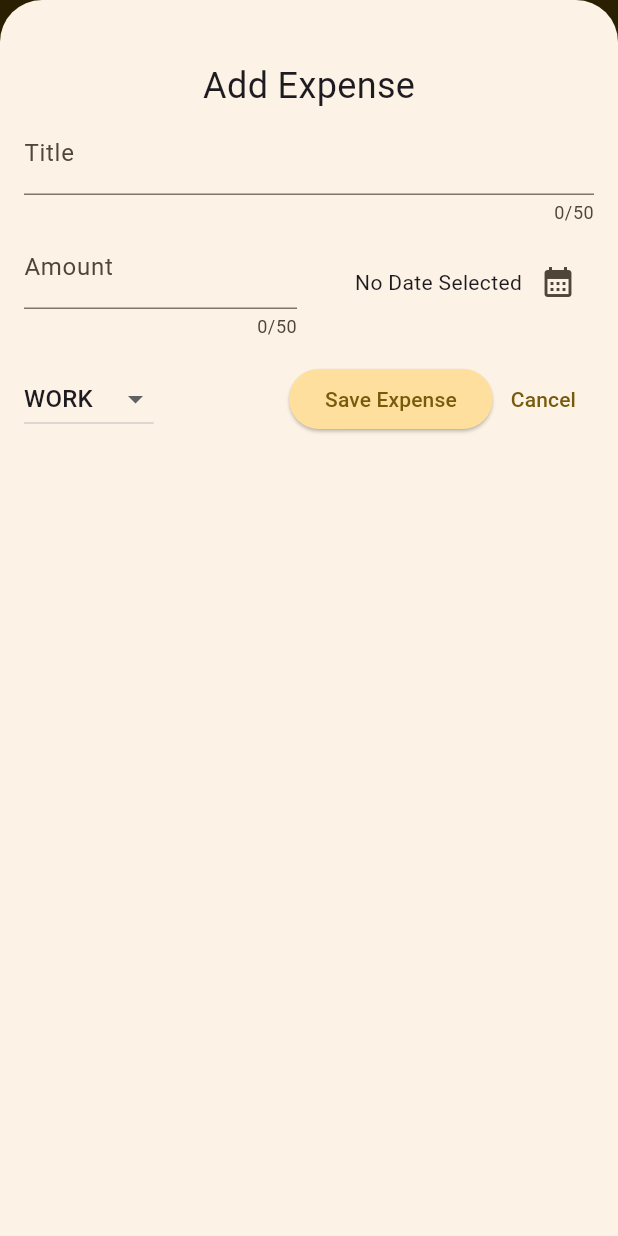
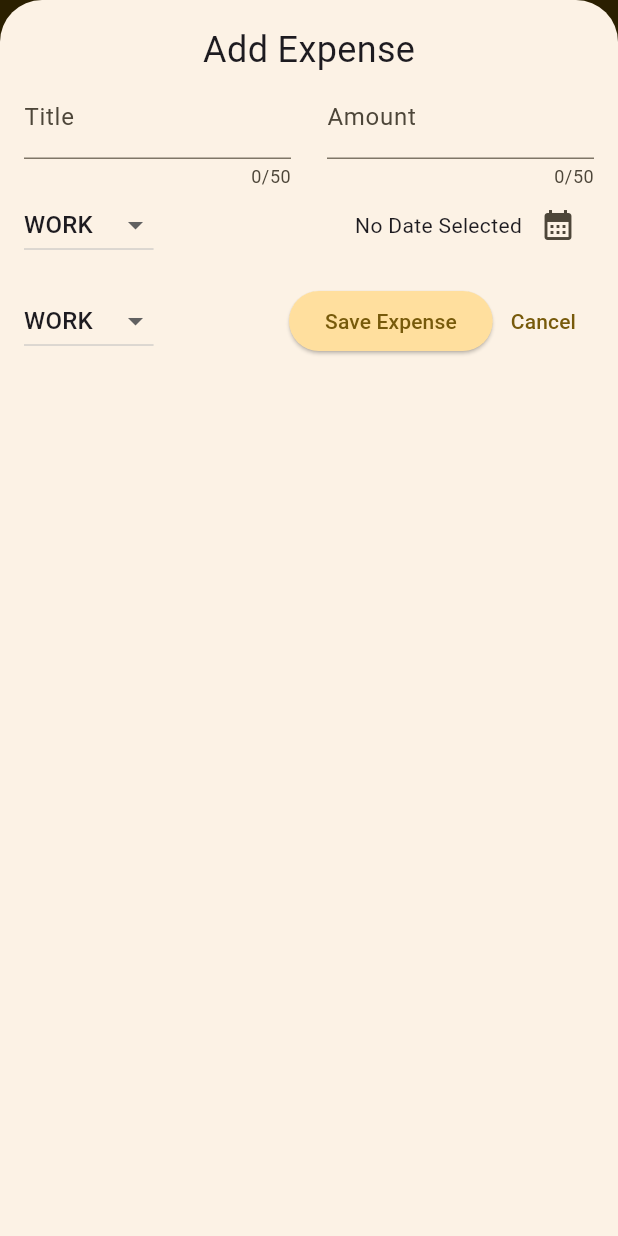
Before and after one commit to arashiaslan/expense-tracker-flutter, a Flutter app: the screen it shows after launch, after a tap on the "add" icon, on a phone screen of 412 x 824 dp. Run offline on Flutter 3.47's test engine with Material 3 defaults, Android fonts, the phone set to English and light mode, and no system bars.

Commit message:
responsive(havent clear)

```diff
--- a/lib/main.dart
+++ b/lib/main.dart
@@ -1,16 +1,16 @@
 import 'package:expense_tracker/widgets/expenses.dart';
 import 'package:flutter/material.dart';
-import 'package:flutter/services.dart';
+// import 'package:flutter/services.dart';
 
 var kColorScheme = ColorScheme.fromSeed(seedColor: Colors.amber);
 var kDarkColorScheme =
     ColorScheme.fromSeed(brightness: Brightness.dark, seedColor: Colors.amber);
 
 void main() {
-  WidgetsFlutterBinding.ensureInitialized();
-  SystemChrome.setPreferredOrientations([
-    DeviceOrientation.portraitUp,
-  ]).then((fn) {
+  // WidgetsFlutterBinding.ensureInitialized();
+  // SystemChrome.setPreferredOrientations([
+  //   DeviceOrientation.portraitUp,
+  // ]).then((fn) {
     runApp(MaterialApp(
       theme: ThemeData().copyWith(
           colorScheme: kColorScheme,
@@ -46,5 +46,5 @@ void main() {
       themeMode: ThemeMode.light,
       home: Expenses(),
     ));
-  });
+  // });
 }
--- a/lib/widgets/expenses.dart
+++ b/lib/widgets/expenses.dart
@@ -27,6 +27,7 @@ class _ExpensesState extends State<Expenses> {
 
   void _openAddExpenseOverlay() {
     showModalBottomSheet(
+        useSafeArea: true,
         isScrollControlled: true,
         context: context,
         builder: (ctx) => NewExpense(onAddExpense: _addExpense));
@@ -44,30 +45,30 @@ class _ExpensesState extends State<Expenses> {
       _registeredExpenses.remove(expense);
     });
     ScaffoldMessenger.of(context).clearSnackBars();
-    ScaffoldMessenger.of(context).showSnackBar(
-      SnackBar(
+    ScaffoldMessenger.of(context).showSnackBar(SnackBar(
       duration: const Duration(seconds: 3),
       content: const Text("Expense deleted!"),
-        action: SnackBarAction(label: 'Undo', onPressed: () {
+      action: SnackBarAction(
+          label: 'Undo',
+          onPressed: () {
             setState(() {
               _registeredExpenses.insert(expenseIndex, expense);
             });
           }),
-      )
-    );
+    ));
   }
 
   @override
   Widget build(BuildContext context) {
+    final width = MediaQuery.of(context).size.width;
 
     Widget mainContent = const Center(
-      child: const Text("No expenses found. Start adding some!"),
+      child: Text("No expenses found. Start adding some!"),
     );
 
     if (_registeredExpenses.isNotEmpty) {
       mainContent = ExpensesList(
-                  expenses: _registeredExpenses,
-                  onRemoveExpense: _removeExpense);
+          expenses: _registeredExpenses, onRemoveExpense: _removeExpense);
     }
 
     return Scaffold(
@@ -80,13 +81,18 @@ class _ExpensesState extends State<Expenses> {
             ),
           ],
         ),
-      body: Column(
+        body: width < 600
+            ? Column(
                 children: [
                   Chart(expenses: _registeredExpenses),
-          Expanded(
-              child: mainContent)
+                  Expanded(child: mainContent)
                 ],
-      ),
-    );
+              )
+            : Row(
+                children: [
+                  Expanded(child: Chart(expenses: _registeredExpenses)),
+                  Expanded(child: mainContent)
+                ],
+              ));
   }
 }
--- a/lib/widgets/new_expense.dart
+++ b/lib/widgets/new_expense.dart
@@ -51,12 +51,12 @@ class _NewExpenseState extends State<NewExpense> {
               ));
       return;
     }
-    widget.onAddExpense(Expense(
+    widget.onAddExpense(
+      Expense(
           title: _titleController.text,
           amount: enteredAmount,
           date: _selectedDate!,
-        category: _selectedCategory
-    ),
+          category: _selectedCategory),
     );
     Navigator.pop(context);
   }
@@ -68,17 +68,92 @@ class _NewExpenseState extends State<NewExpense> {
     super.dispose();
   }
 
+  @override
   Widget build(BuildContext context) {
-    return Padding(
-      padding: const EdgeInsets.fromLTRB(16, 40, 16, 16),
+    final keyboardSpace = MediaQuery.of(context).viewInsets.bottom;
+    return LayoutBuilder(builder: (ctx, constraints) {
+      final width = constraints.maxWidth;
+
+      return SizedBox(
+        height: double.infinity,
+        child: SingleChildScrollView(
+          child: Padding(
+            padding: EdgeInsets.fromLTRB(16, 16, 16, keyboardSpace + 16),
             child: Column(
               children: [
                 Text('Add Expense', style: TextStyle(fontSize: 24)),
+                if (width < 600)
+                  Row(
+                    crossAxisAlignment: CrossAxisAlignment.start,
+                    children: [
+                      Expanded(
+                        child: TextField(
+                          controller: _titleController,
+                          maxLength: 50,
+                          decoration: InputDecoration(label: Text('Title')),
+                        ),
+                      ),
+                      const SizedBox(width: 24),
+                      Expanded(
+                        child: TextField(
+                          controller: _amountController,
+                          keyboardType: TextInputType.number,
+                          maxLength: 50,
+                          decoration: InputDecoration(
+                              prefixText: 'Rp ', label: Text('Amount')),
+                        ),
+                      ),
+                    ],
+                  )
+                else
                   TextField(
                     controller: _titleController,
                     maxLength: 50,
                     decoration: InputDecoration(label: Text('Title')),
                   ),
+                if (width < 600)
+                  Row(
+                    children: [
+                      DropdownButton(
+                          value: _selectedCategory,
+                          items: Category.values
+                              .map(
+                                (category) => DropdownMenuItem(
+                                  value: category,
+                                  child: Text(
+                                    category.name.toUpperCase(),
+                                  ),
+                                ),
+                              )
+                              .toList(),
+                          onChanged: (value) {
+                            if (value == null) {
+                              return;
+                            }
+                            setState(() {
+                              _selectedCategory = value;
+                            });
+                          }),
+                      const SizedBox(
+                        width: 24,
+                      ),
+                      Expanded(
+                          child: Row(
+                        mainAxisAlignment: MainAxisAlignment.end,
+                        crossAxisAlignment: CrossAxisAlignment.center,
+                        children: [
+                          Text(_selectedDate == null
+                              ? 'No Date Selected'
+                              : formatter.format(_selectedDate!)),
+                          IconButton(
+                            onPressed: _presentDatePicker,
+                            icon: Icon(Icons.calendar_month),
+                          )
+                        ],
+                      ))
+                    ],
+                  )
+                else
                   Row(
                     children: [
                       Expanded(
@@ -86,8 +161,8 @@ class _NewExpenseState extends State<NewExpense> {
                           controller: _amountController,
                           keyboardType: TextInputType.number,
                           maxLength: 50,
-                  decoration:
-                      InputDecoration(prefixText: 'Rp ', label: Text('Amount')),
+                          decoration: InputDecoration(
+                              prefixText: 'Rp ', label: Text('Amount')),
                         ),
                       ),
                       SizedBox(width: 16),
@@ -145,6 +220,9 @@ class _NewExpenseState extends State<NewExpense> {
                 ),
               ],
             ),
+          ),
+        ),
       );
+    });
   }
 }
```
Lines whose indentation alone changed are shown as unchanged.
